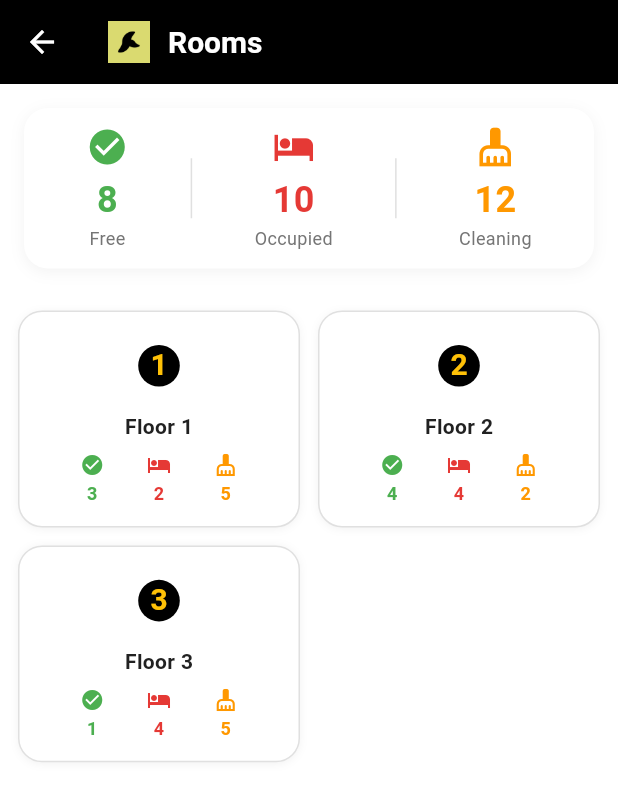
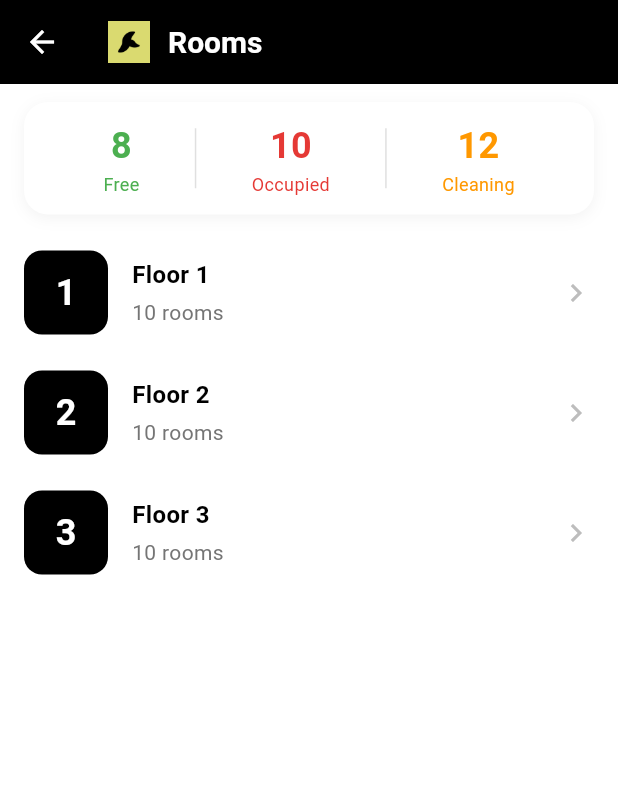
Before and after one commit to The-Hotel-App/THE-HOTEL-APP, a Flutter app: the RoomsPage screen opened by its route, on a phone screen of 412 x 824 dp. Shown: the top 802 px of the screen. Run offline on Flutter 3.47's test engine with Material 3 defaults, Android fonts, the phone set to English and light mode, and no system bars; our stand-ins replace flutter_riverpod, go_router, shared_preferences; accounts and stored records are empty.

```diff
--- a/rooms_app/lib/src/features/rooms/presentation/pages/rooms_page.dart
+++ b/rooms_app/lib/src/features/rooms/presentation/pages/rooms_page.dart
@@ -3,6 +3,7 @@ import 'package:flutter_riverpod/flutter_riverpod.dart';
 import 'package:go_router/go_router.dart';
 import 'package:rooms/src/core/constants/app_colors.dart';
 import 'package:rooms/src/core/routing/app_router.dart';
+import 'package:rooms/src/core/widgets/app_dialog.dart';
 import 'package:rooms/src/features/hotel_setup/presentation/providers/setup_providers.dart';
 import 'package:rooms/src/features/rooms/domain/entities/room.dart';
 import 'package:rooms/src/features/rooms/presentation/providers/room_providers.dart';
@@ -21,7 +22,15 @@ class _RoomsPageState extends ConsumerState<RoomsPage> {
     final selectedFloor = ref.watch(selectedFloorProvider);
     final hotel = ref.watch(currentHotelProvider).valueOrNull;
 
-    return Scaffold(
+    return PopScope(
+      canPop: selectedFloor == null,
+      onPopInvokedWithResult: (didPop, result) {
+        if (!didPop && selectedFloor != null) {
+          // If we're on a floor page, go back to floors view
+          ref.read(selectedFloorProvider.notifier).state = null;
+        }
+      },
+      child: Scaffold(
         backgroundColor: AppColors.white,
         appBar: AppBar(
           leading: selectedFloor != null
@@ -74,6 +83,7 @@ class _RoomsPageState extends ConsumerState<RoomsPage> {
             ),
           ),
         ),
+      ),
     );
   }
 
@@ -82,138 +92,86 @@ class _RoomsPageState extends ConsumerState<RoomsPage> {
     final floors = allRooms.map((r) => r.floor).toSet().toList();
     floors.sort((a, b) => int.parse(a).compareTo(int.parse(b)));
 
-    return Column(
-      children: [
-        // Stats Bar
-        _buildStatsBar(allRooms),
-
-        // Floors Grid
-        Expanded(
-          child: GridView.builder(
-            padding: const EdgeInsets.all(12),
-            gridDelegate: const SliverGridDelegateWithFixedCrossAxisCount(
-              crossAxisCount: 2,
-              crossAxisSpacing: 12,
-              mainAxisSpacing: 12,
-              childAspectRatio: 1.3,
-            ),
-            itemCount: floors.length,
+    return ListView.builder(
+      padding: const EdgeInsets.symmetric(horizontal: 16, vertical: 12),
+      itemCount: floors.length + 1, // +1 for stats bar
       itemBuilder: (context, index) {
-              final floor = floors[index];
-              final floorRooms = allRooms
-                  .where((r) => r.floor == floor)
-                  .toList();
-              return _buildFloorCard(floor, floorRooms);
-            },
-          ),
-        ),
-      ],
+        if (index == 0) {
+          // Stats Bar as first item
+          return Padding(
+            padding: const EdgeInsets.only(bottom: 12),
+            child: _buildStatsBar(allRooms),
           );
         }
 
-  Widget _buildFloorCard(String floor, List<Room> floorRooms) {
-    final freeCount = floorRooms
-        .where((r) => r.status == RoomStatus.free)
-        .length;
-    final occupiedCount = floorRooms
-        .where((r) => r.status == RoomStatus.occupied)
-        .length;
-    final cleaningCount = floorRooms
-        .where((r) => r.status == RoomStatus.cleaning)
-        .length;
+        final floorIndex = index - 1;
+        final floor = floors[floorIndex];
+        final floorRooms = allRooms.where((r) => r.floor == floor).toList();
+        return _buildFloorListItem(floor, floorRooms);
+      },
+    );
+  }
 
+  Widget _buildFloorListItem(String floor, List<Room> floorRooms) {
     return InkWell(
       onTap: () {
         ref.read(selectedFloorProvider.notifier).state = floor;
       },
-      borderRadius: BorderRadius.circular(16),
-      child: Container(
-        decoration: BoxDecoration(
-          color: AppColors.white,
-          borderRadius: BorderRadius.circular(16),
-          border: Border.all(color: AppColors.grey300, width: 1),
-          boxShadow: [
-            BoxShadow(
-              color: Colors.black.withValues(alpha: 0.05),
-              blurRadius: 4,
-              offset: const Offset(0, 1),
-            ),
-          ],
-        ),
-        padding: const EdgeInsets.symmetric(horizontal: 12, vertical: 8),
-        child: Column(
-          mainAxisAlignment: MainAxisAlignment.center,
+      child: Padding(
+        padding: const EdgeInsets.symmetric(vertical: 12),
+        child: Row(
           children: [
-            // Floor Number
+            // Floor Number Badge
             Container(
-              padding: const EdgeInsets.all(8),
+              width: 56,
+              height: 56,
               decoration: BoxDecoration(
                 color: AppColors.black,
-                shape: BoxShape.circle,
+                borderRadius: BorderRadius.circular(12),
               ),
+              child: Center(
                 child: Text(
                   floor,
                   style: const TextStyle(
-                  color: AppColors.warning,
+                    color: AppColors.white,
                     fontWeight: FontWeight.bold,
-                  fontSize: 20,
+                    fontSize: 24,
                   ),
                 ),
               ),
-            const SizedBox(height: 8),
+            ),
+            const SizedBox(width: 16),
 
-            // Floor Label
+            // Floor Info
+            Expanded(
+              child: Column(
+                crossAxisAlignment: CrossAxisAlignment.start,
+                children: [
                   Text(
                     'Floor $floor',
-              style: const TextStyle(fontSize: 14, fontWeight: FontWeight.bold),
+                    style: const TextStyle(
+                      fontSize: 16,
+                      fontWeight: FontWeight.bold,
+                      color: AppColors.black,
                     ),
-            const SizedBox(height: 8),
-
-            // Room Count Stats
-            Row(
-              mainAxisAlignment: MainAxisAlignment.spaceEvenly,
-              children: [
-                _buildFloorStatBadge(
-                  icon: Icons.check_circle,
-                  count: freeCount,
-                  color: AppColors.roomFree,
                   ),
-                _buildFloorStatBadge(
-                  icon: Icons.hotel,
-                  count: occupiedCount,
-                  color: AppColors.roomOccupied,
+                  const SizedBox(height: 4),
+                  Text(
+                    '${floorRooms.length} rooms',
+                    style: const TextStyle(
+                      fontSize: 14,
+                      color: AppColors.textSecondary,
                     ),
-                _buildFloorStatBadge(
-                  icon: Icons.cleaning_services,
-                  count: cleaningCount,
-                  color: AppColors.roomCleaning,
-                ),
-              ],
                   ),
                 ],
               ),
             ),
-    );
-  }
 
-  Widget _buildFloorStatBadge({
-    required IconData icon,
-    required int count,
-    required Color color,
-  }) {
-    return Column(
-      children: [
-        Icon(icon, color: color, size: 16),
-        const SizedBox(height: 2),
-        Text(
-          '$count',
-          style: TextStyle(
-            fontSize: 12,
-            fontWeight: FontWeight.bold,
-            color: color,
+            // Arrow
+            const Icon(Icons.chevron_right, color: AppColors.grey400, size: 24),
+          ],
         ),
       ),
-      ],
     );
   }
 
@@ -233,14 +191,22 @@ class _RoomsPageState extends ConsumerState<RoomsPage> {
       return _buildEmptyState();
     }
 
-    return Column(
-      children: [
-        // Stats Bar for this floor
-        _buildStatsBar(floorRooms),
+    return ListView.builder(
+      padding: const EdgeInsets.symmetric(horizontal: 16, vertical: 12),
+      itemCount: filteredRooms.length + 2, // +2 for stats bar and filter bar
+      itemBuilder: (context, index) {
+        if (index == 0) {
+          // Stats Bar as first item
+          return Padding(
+            padding: const EdgeInsets.only(bottom: 12),
+            child: _buildStatsBar(floorRooms),
+          );
+        }
 
-        // Filter bar with status filter button
-        Padding(
-          padding: const EdgeInsets.symmetric(horizontal: 16, vertical: 12),
+        if (index == 1) {
+          // Filter bar as second item
+          return Padding(
+            padding: const EdgeInsets.only(bottom: 12),
             child: Row(
               children: [
                 if (selectedStatus != null) ...[
@@ -261,25 +227,13 @@ class _RoomsPageState extends ConsumerState<RoomsPage> {
                 ),
               ],
             ),
-        ),
+          );
+        }
 
-        // Room Grid
-        Expanded(
-          child: GridView.builder(
-            padding: const EdgeInsets.all(16),
-            gridDelegate: const SliverGridDelegateWithFixedCrossAxisCount(
-              crossAxisCount: 3,
-              crossAxisSpacing: 12,
-              mainAxisSpacing: 12,
-              childAspectRatio: 0.85,
-            ),
-            itemCount: filteredRooms.length,
-            itemBuilder: (context, index) {
-              return _buildRoomCard(filteredRooms[index]);
+        // Room items
+        final roomIndex = index - 2;
+        return _buildRoomListItem(filteredRooms[roomIndex]);
       },
-          ),
-        ),
-      ],
     );
   }
 
@@ -293,8 +247,7 @@ class _RoomsPageState extends ConsumerState<RoomsPage> {
         .length;
 
     return Container(
-      margin: const EdgeInsets.all(16),
-      padding: const EdgeInsets.symmetric(vertical: 12),
+      padding: const EdgeInsets.symmetric(horizontal: 16, vertical: 12),
       decoration: BoxDecoration(
         color: Colors.white,
         borderRadius: BorderRadius.circular(16),
@@ -310,21 +263,18 @@ class _RoomsPageState extends ConsumerState<RoomsPage> {
         mainAxisAlignment: MainAxisAlignment.spaceEvenly,
         children: [
           _buildStatItem(
-            icon: Icons.check_circle,
             color: AppColors.roomFree,
             label: 'Free',
             count: freeCount,
           ),
           Container(width: 1, height: 40, color: AppColors.grey300),
           _buildStatItem(
-            icon: Icons.hotel,
             color: AppColors.roomOccupied,
             label: 'Occupied',
             count: occupiedCount,
           ),
           Container(width: 1, height: 40, color: AppColors.grey300),
           _buildStatItem(
-            icon: Icons.cleaning_services,
             color: AppColors.roomCleaning,
             label: 'Cleaning',
             count: cleaningCount,
@@ -335,15 +285,12 @@ class _RoomsPageState extends ConsumerState<RoomsPage> {
   }
 
   Widget _buildStatItem({
-    required IconData icon,
     required Color color,
     required String label,
     required int count,
   }) {
     return Column(
       children: [
-        Icon(icon, color: color, size: 28),
-        const SizedBox(height: 4),
         Text(
           '$count',
           style: TextStyle(
@@ -352,70 +299,70 @@ class _RoomsPageState extends ConsumerState<RoomsPage> {
             color: color,
           ),
         ),
-        Text(
-          label,
-          style: const TextStyle(fontSize: 12, color: AppColors.textSecondary),
-        ),
+        Text(label, style: TextStyle(fontSize: 12, color: color)),
       ],
     );
   }
 
-  Widget _buildRoomCard(Room room) {
+  Widget _buildRoomListItem(Room room) {
     final statusColor = RoomStatusColors.getColor(room.status.name);
 
     return InkWell(
       onTap: () => _showRoomDetails(room),
-      borderRadius: BorderRadius.circular(16),
-      child: Container(
+      child: Padding(
+        padding: const EdgeInsets.symmetric(vertical: 12),
+        child: Row(
+          children: [
+            // Room Number Badge
+            Container(
+              width: 56,
+              height: 56,
               decoration: BoxDecoration(
-          color: statusColor.withValues(alpha: 0.1),
-          borderRadius: BorderRadius.circular(16),
+                color: statusColor.withValues(alpha: 0.15),
                 border: Border.all(color: statusColor, width: 2),
+                borderRadius: BorderRadius.circular(12),
               ),
-        child: Column(
-          mainAxisAlignment: MainAxisAlignment.center,
-          children: [
-            // Room Number
-            Container(
-              padding: const EdgeInsets.symmetric(horizontal: 12, vertical: 6),
-              decoration: BoxDecoration(
-                color: statusColor,
-                borderRadius: BorderRadius.circular(20),
-              ),
+              child: Center(
                 child: Text(
                   room.roomNumber,
-                style: const TextStyle(
-                  color: Colors.white,
+                  style: TextStyle(
+                    color: statusColor,
                     fontWeight: FontWeight.bold,
                     fontSize: 18,
                   ),
                 ),
               ),
-            const SizedBox(height: 8),
+            ),
+            const SizedBox(width: 16),
 
-            // Status Icon
-            Icon(_getStatusIcon(room.status), size: 32, color: statusColor),
+            // Room Info
+            Expanded(
+              child: Column(
+                crossAxisAlignment: CrossAxisAlignment.start,
+                children: [
+                  Text(
+                    'Room ${room.roomNumber}',
+                    style: const TextStyle(
+                      fontSize: 16,
+                      fontWeight: FontWeight.bold,
+                      color: AppColors.black,
+                    ),
+                  ),
                   const SizedBox(height: 4),
-
-            // Status Text
                   Text(
                     room.status.displayName,
                     style: TextStyle(
-                fontSize: 12,
+                      fontSize: 14,
+                      color: statusColor,
                       fontWeight: FontWeight.w600,
-                color: statusColor,
                     ),
                   ),
-            const SizedBox(height: 4),
-
-            // Room Type
-            Text(
-              room.roomType,
-              style: const TextStyle(
-                fontSize: 11,
-                color: AppColors.textSecondary,
+                ],
               ),
             ),
+
+            // Arrow
+            const Icon(Icons.chevron_right, color: AppColors.grey400, size: 24),
           ],
         ),
       ),
@@ -454,26 +401,10 @@ class _RoomsPageState extends ConsumerState<RoomsPage> {
     );
   }
 
-  IconData _getStatusIcon(RoomStatus status) {
-    switch (status) {
-      case RoomStatus.free:
-        return Icons.check_circle;
-      case RoomStatus.occupied:
-        return Icons.hotel;
-      case RoomStatus.cleaning:
-        return Icons.cleaning_services;
-      case RoomStatus.maintenance:
-        return Icons.build;
-      case RoomStatus.outOfService:
-        return Icons.block;
-    }
-  }
-
   void _showStatusFilterDialog() {
-    showDialog(
+    AppDialog.show(
       context: context,
-      builder: (context) => AlertDialog(
-        title: const Text('Filter by Status'),
+      title: 'Filter by Status',
       content: Column(
         mainAxisSize: MainAxisSize.min,
         children: [
@@ -488,14 +419,12 @@ class _RoomsPageState extends ConsumerState<RoomsPage> {
             return ListTile(
               title: Text(status.displayName),
               onTap: () {
-                  ref.read(selectedStatusFilterProvider.notifier).state =
-                      status;
+                ref.read(selectedStatusFilterProvider.notifier).state = status;
                 Navigator.pop(context);
               },
             );
           }),
         ],
-        ),
       ),
     );
   }
```
Also changed, not shown: rooms_app/lib/src/features/checkin/presentation/pages/checkin_flow_page.dart (+11 -22 lines), 2 other files. Lines whose indentation alone changed are shown as unchanged.
